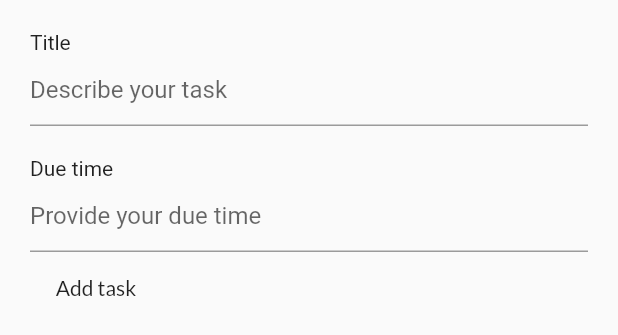
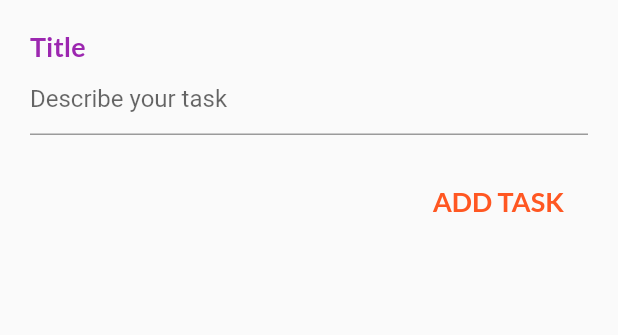
Before and after one commit to arthurbz/to_do_list, a Flutter app: the AddNewTask widget shown alone on an empty page, opened directly, on a phone screen of 412 x 824 dp. Shown: the top 335 px of the screen. Run offline on Flutter 3.47's test engine with Material 2 defaults, Android fonts, the phone set to English and light mode, and no system bars.

Commit message:
Add/Delete Tasks
Now users can add and delete tasks.
Still missing the date/time picker (working on that).

```diff
--- a/lib/main.dart
+++ b/lib/main.dart
@@ -18,18 +18,18 @@ class ToDoListApp extends StatelessWidget {
           fontFamily: 'Lato',
           textTheme: ThemeData.light().textTheme.copyWith(
                 title: TextStyle(
+                  color: Colors.purple,
                   fontFamily: 'Lato',
                   fontWeight: FontWeight.bold,
                   fontSize: 18,
                 ),
-                button: TextStyle(color: Colors.white),
               ),
           appBarTheme: AppBarTheme(
             textTheme: ThemeData.light().textTheme.copyWith(
                   title: TextStyle(
                     color: Colors.white,
                     fontFamily: 'Lato',
-                    fontSize: 25,
+                    fontSize: 22,
                     fontWeight: FontWeight.bold,
                   ),
                 ),
--- a/lib/providers/task.dart
+++ b/lib/providers/task.dart
@@ -46,6 +46,11 @@ class TaskProvider with ChangeNotifier {
     notifyListeners();
   }
 
+  void removeTask(String id) {
+    _toDoList.removeWhere((task) => task.id == id);
+    notifyListeners();
+  }
+
   void changeStatus(String id) {
     int index = _toDoList.indexWhere((task) => task.id == id);
     _toDoList[index].isDone = !_toDoList[index].isDone;
--- a/lib/widgets/add_new_task.dart
+++ b/lib/widgets/add_new_task.dart
@@ -5,13 +5,7 @@ import '../providers/task.dart';
 
 //Show a dialog that allows the user to create or edit a task.
 
-class AddNewTask extends StatelessWidget {
-  final _formKey = GlobalKey<FormState>();
-  Task newTask = Task(
-    id: DateTime.now().toString(),
-    description: '',
-  );
-
+class AddNewTask extends StatefulWidget {
   static void addNewTaskSheet(BuildContext context) {
     showModalBottomSheet(
         context: context,
@@ -19,6 +13,34 @@ class AddNewTask extends StatelessWidget {
           return AddNewTask();
         });
   }
+
+  @override
+  _AddNewTaskState createState() => _AddNewTaskState();
+}
+
+class _AddNewTaskState extends State<AddNewTask> {
+  Future<TimeOfDay> _selectedTime;
+  Future<DateTime> _selectedDate;
+  final _formKey = GlobalKey<FormState>();
+  Task _newTask = Task(
+    id: DateTime.now().toString(),
+    description: '',
+  );
+
+  // void _pickUserDueTime() {
+  //   setState(() {
+  //     _selectedDate = showDatePicker(
+  //       context: context,
+  //       initialDate: DateTime.now(),
+  //       firstDate: DateTime.now(),
+  //       lastDate: DateTime(2030),//Is it ok to leave it like this?
+  //     );
+  //     _selectedTime = showTimePicker(
+  //       initialTime: TimeOfDay.now(),
+  //       context: context,
+  //     );
+  //   });
+  // }
 
   @override
   Widget build(BuildContext context) {
@@ -29,7 +51,7 @@ class AddNewTask extends StatelessWidget {
         child: Column(
           crossAxisAlignment: CrossAxisAlignment.start,
           children: <Widget>[
-            Text('Title'),
+            Text('Title', style: Theme.of(context).textTheme.title),
             TextFormField(
               decoration: InputDecoration(
                 hintText: 'Describe your task',
@@ -41,27 +63,43 @@ class AddNewTask extends StatelessWidget {
                 return null;
               },
               onSaved: (value) {
-                newTask.description = value;
+                _newTask.description = value;
               },
             ),
             SizedBox(
               height: 20,
             ),
-            Text('Due time'),
-            TextFormField(
-              decoration: InputDecoration(
-                hintText: 'Provide your due time',
-              ), //Update as user pick the time
+            // Text('Due time', style: Theme.of(context).textTheme.title),
+            // TextField(
+            //   onTap: () {
+            //     //_pickUserDueTime();
+            //   },
+            //   decoration: InputDecoration(
+            //     hintText: _selectedTime == null
+            //         ? 'Provide your due time'
+            //         : _selectedTime
+            //             .toString(), //Fix this so I can assign it to the object dueTime :P
+            //   ), //Update as user pick the time
+            // ),
+            Container(
+              alignment: Alignment.bottomRight,
+              child: FlatButton(
+                child: Text(
+                  'ADD TASK',
+                  style: TextStyle(
+                      color: Theme.of(context).accentColor,
+                      fontFamily: 'Lato',
+                      fontSize: 18,
+                      fontWeight: FontWeight.bold),
                 ),
-            //Show time picker
-            FlatButton(
-              child: Text('Add task'),
                 onPressed: () {
                   if (_formKey.currentState.validate()) {
                     _formKey.currentState.save();
-                  //Provider.of<TaskProvider>(context, listen: false).createNewTask(newTask);
+                    Provider.of<TaskProvider>(context, listen: false)
+                        .createNewTask(_newTask);
                   }
                 },
+              ),
             ),
           ],
         ),
```
Also changed, not shown: lib/widgets/list_item.dart (+29 -12 lines). Lines whose indentation alone changed are shown as unchanged.
